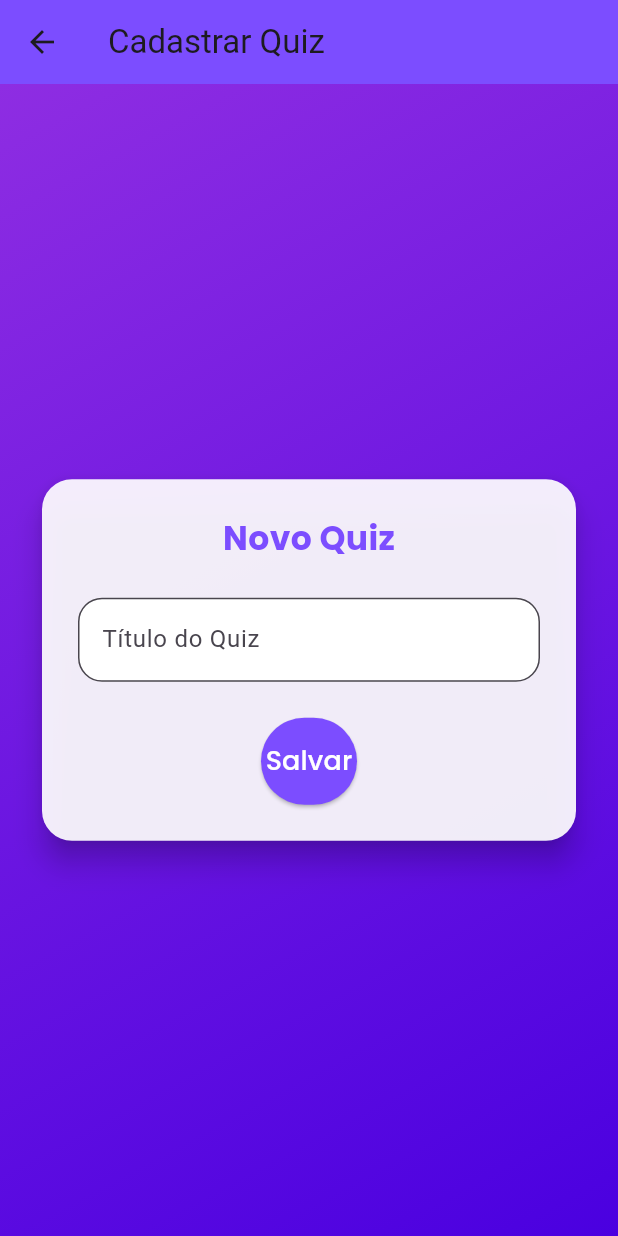
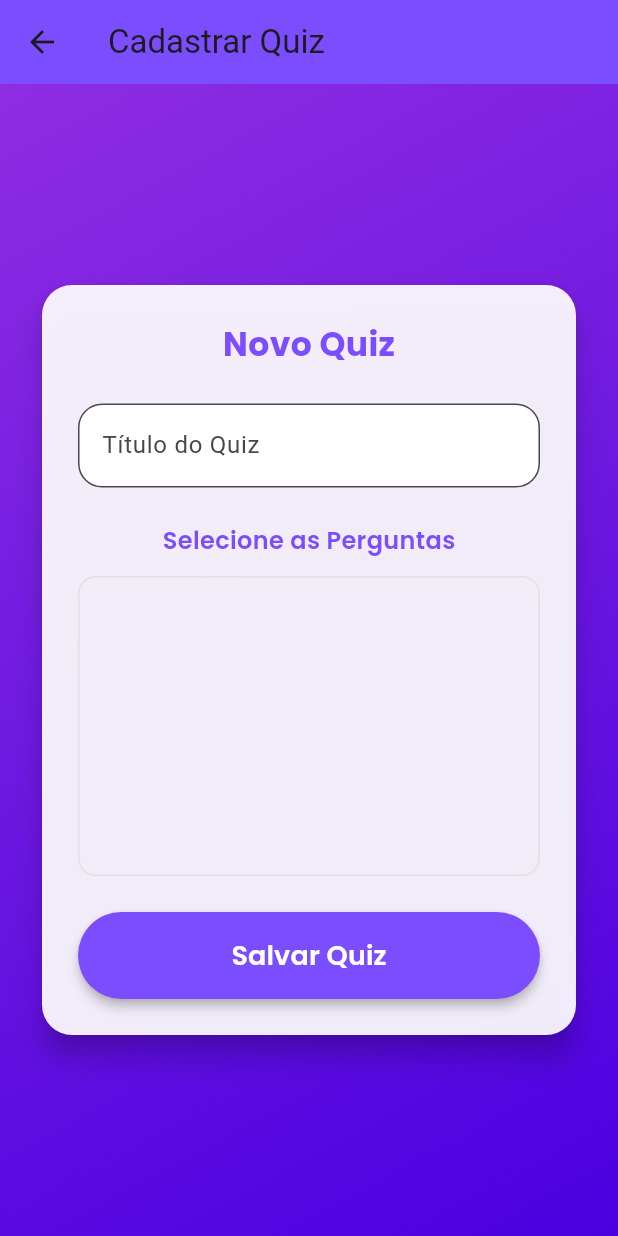
Before and after one commit to Luqui05/echo_quiz, a Flutter app: the TelaCadastroQuiz screen opened by its route, on a phone screen of 412 x 824 dp. Run offline on Flutter 3.47's test engine with Material 3 defaults, Android fonts, the light colour scheme and no system bars; our stand-ins replace google_fonts, sqflite, sqflite_common_ffi_web; accounts and stored records are empty.

Commit message:
feat: CRUD Quiz

```diff
--- a/echo_quiz/lib/config/Conexao.dart
+++ b/echo_quiz/lib/config/Conexao.dart
@@ -16,12 +16,19 @@ class Conexao {
       pontuacaoTotal INTEGER NOT NULL DEFAULT 0
     );
   """,
-  """
+    """
     CREATE TABLE IF NOT EXISTS pergunta (
       id INTEGER PRIMARY KEY AUTOINCREMENT,
       texto TEXT NOT NULL,
       alternativas TEXT NOT NULL,
       indiceAlternativaCorreta INTEGER NOT NULL
+    );
+  """,
+    """
+    CREATE TABLE IF NOT EXISTS quiz (
+      id INTEGER PRIMARY KEY AUTOINCREMENT,
+      titulo TEXT NOT NULL,
+      perguntasIds TEXT NOT NULL
     );
   """,
   ];
--- /dev/null
+++ b/echo_quiz/lib/dao/QuizDAO.dart
@@ -0,0 +1,28 @@
+import 'package:echo_quiz/config/Conexao.dart';
+import 'package:echo_quiz/models/Quiz.dart';
+
+class QuizDAO {
+  final String sqlInsert =
+      'INSERT INTO quiz (titulo, perguntasIds) VALUES (?, ?)';
+  final String sqlSelectAll = 'SELECT * FROM quiz';
+  final String sqlDelete = 'DELETE FROM quiz WHERE id = ?';
+
+  Future<int> salvar(Quiz quiz) async {
+    final db = await Conexao.get();
+    final perguntasIds = quiz.perguntas.map((p) => p.hashCode).join(';');
+    return await db.rawInsert(sqlInsert, [quiz.titulo, perguntasIds]);
+  }
+
+  Future<List<Quiz>> consultarTodos() async {
+    final db = await Conexao.get();
+    final result = await db.rawQuery(sqlSelectAll);
+    return result.map((e) => _fromMap(e)).toList();
+  }
+
+  Quiz _fromMap(Map<String, dynamic> map) {
+    return Quiz(
+      titulo: map['titulo'],
+      perguntas: [], // Implementar busca das perguntas por IDs
+    );
+  }
+}
--- a/echo_quiz/lib/views/TelaCadastroQuiz.dart
+++ b/echo_quiz/lib/views/TelaCadastroQuiz.dart
@@ -1,3 +1,7 @@
+import 'package:echo_quiz/dao/PerguntaDAO.dart';
+import 'package:echo_quiz/dao/QuizDAO.dart';
+import 'package:echo_quiz/models/Quiz.dart';
+import 'package:echo_quiz/models/Pergunta.dart';
 import 'package:flutter/material.dart';
 import 'package:google_fonts/google_fonts.dart';
 
@@ -11,7 +15,21 @@ class TelaCadastroQuiz extends StatefulWidget {
 class _TelaCadastroQuizState extends State<TelaCadastroQuiz> {
   final _formKey = GlobalKey<FormState>();
   final _tituloController = TextEditingController();
-  final List<int> _perguntasSelecionadas = [];
+  List<Pergunta> _perguntasDisponiveis = [];
+  List<Pergunta> _perguntasSelecionadas = [];
+
+  @override
+  void initState() {
+    super.initState();
+    _carregarPerguntas();
+  }
+
+  Future<void> _carregarPerguntas() async {
+    final perguntas = await PerguntaDAO().consultarTodos();
+    setState(() {
+      _perguntasDisponiveis = perguntas;
+    });
+  }
 
   @override
   Widget build(BuildContext context) {
@@ -68,12 +86,69 @@ class _TelaCadastroQuizState extends State<TelaCadastroQuiz> {
                         validator: (v) =>
                             v == null || v.isEmpty ? 'Informe o título' : null,
                       ),
-                      // Aqui você pode adicionar a seleção de perguntas
                       const SizedBox(height: 24),
-                      ElevatedButton(
-                        onPressed: () {
+                      Text(
+                        'Selecione as Perguntas',
+                        style: GoogleFonts.poppins(
+                          fontSize: 16,
+                          fontWeight: FontWeight.w600,
+                          color: Colors.deepPurpleAccent,
+                        ),
+                      ),
+                      const SizedBox(height: 12),
+                      Container(
+                        height: 200,
+                        decoration: BoxDecoration(
+                          border: Border.all(color: Colors.grey.shade300),
+                          borderRadius: BorderRadius.circular(12),
+                        ),
+                        child: ListView.builder(
+                          itemCount: _perguntasDisponiveis.length,
+                          itemBuilder: (context, index) {
+                            final pergunta = _perguntasDisponiveis[index];
+                            final isSelected = _perguntasSelecionadas.contains(pergunta);
+                            return CheckboxListTile(
+                              title: Text(
+                                pergunta.texto,
+                                style: GoogleFonts.poppins(fontSize: 14),
+                                maxLines: 2,
+                                overflow: TextOverflow.ellipsis,
+                              ),
+                              value: isSelected,
+                              activeColor: Colors.deepPurpleAccent,
+                              onChanged: (bool? value) {
+                                setState(() {
+                                  if (value == true) {
+                                    _perguntasSelecionadas.add(pergunta);
+                                  } else {
+                                    _perguntasSelecionadas.remove(pergunta);
+                                  }
+                                });
+                              },
+                            );
+                          },
+                        ),
+                      ),
+                      const SizedBox(height: 24),
+                      SizedBox(
+                        width: double.infinity,
+                        child: ElevatedButton(
+                          onPressed: () async {
                             if (_formKey.currentState!.validate()) {
-                            // Salvar quiz
+                              if (_perguntasSelecionadas.isEmpty) {
+                                ScaffoldMessenger.of(context).showSnackBar(
+                                  const SnackBar(
+                                    content: Text('Selecione pelo menos uma pergunta'),
+                                  ),
+                                );
+                                return;
+                              }
+                              final quiz = Quiz(
+                                titulo: _tituloController.text,
+                                perguntas: _perguntasSelecionadas,
+                              );
+                              await QuizDAO().salvar(quiz);
+                              Navigator.pop(context);
                             }
                           },
                           style: ElevatedButton.styleFrom(
@@ -82,12 +157,15 @@ class _TelaCadastroQuizState extends State<TelaCadastroQuiz> {
                             shape: RoundedRectangleBorder(
                               borderRadius: BorderRadius.circular(30),
                             ),
+                            elevation: 3,
                           ),
                           child: Text(
-                          'Salvar',
+                            'Salvar Quiz',
                             style: GoogleFonts.poppins(
                               fontSize: 18,
+                              fontWeight: FontWeight.w600,
                               color: Colors.white,
+                            ),
                           ),
                         ),
                       ),
```
Lines whose indentation alone changed are shown as unchanged.
